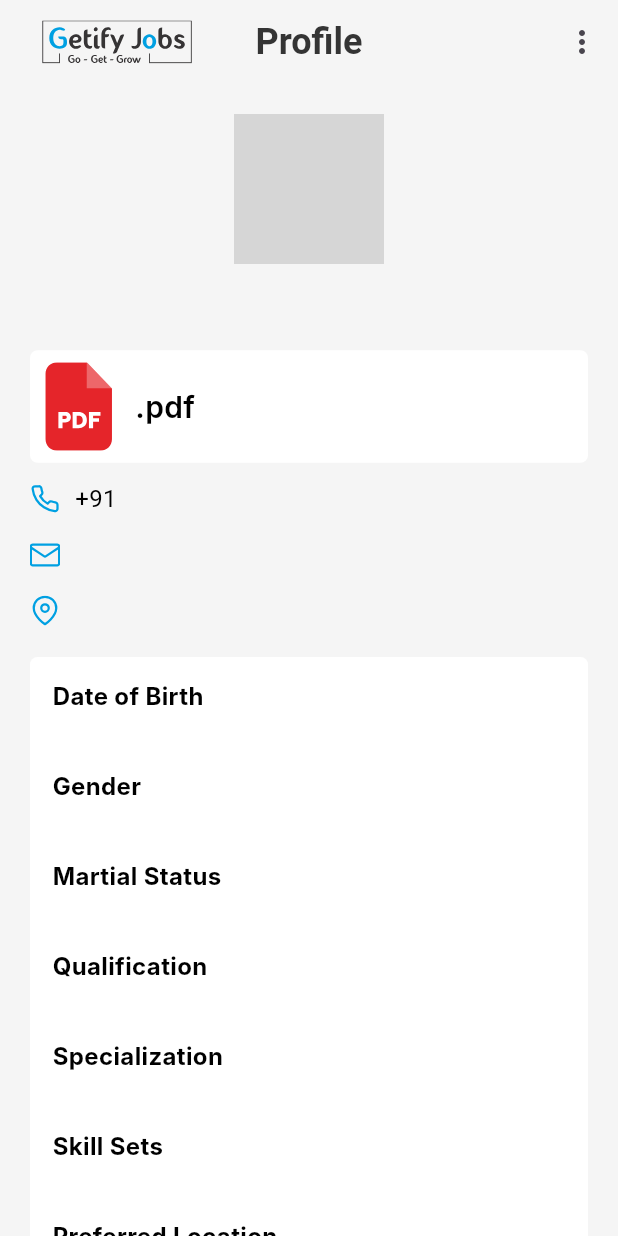
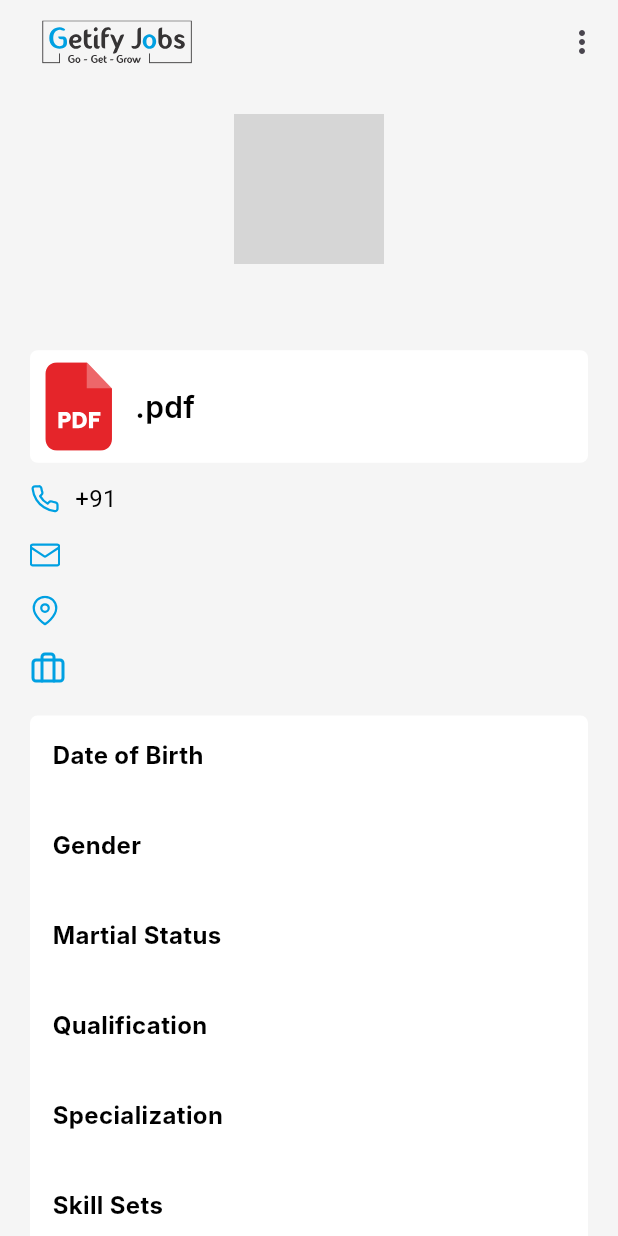
Before and after one commit to NivasKumaravel/getifyJobsCandidate, a Flutter app: the Profile_Screen screen opened directly, on a phone screen of 412 x 824 dp. Run offline on Flutter 3.47's test engine with Material 3 defaults, Android fonts, the phone set to English and light mode, and no system bars; our stand-ins replace dio, dotted_border, file_picker, firebase_core, firebase_messaging, flutter_easyloading and 16 more; missing offline and left inert: qr_code_scanner, razorpay_flutter, super_tag_editor; accounts and stored records are empty; network calls fail; Roboto replaces fonts that are missing (Inter, inter); project files that could hold a hidden picture were left out; grey boxes are pictures that could not be loaded.

Commit message:
Fixing bugs in the Candidate my applies screen, student applies screen, employeement screen, profile screen, job details screen

```diff
--- a/lib/Src/Candidate_Mobile_Screens/Home_DasBoard/My_Applies_Screen_Ui/Candidate_MyApplies_Screen/Candidate_MyApplies_Screen.dart
+++ b/lib/Src/Candidate_Mobile_Screens/Home_DasBoard/My_Applies_Screen_Ui/Candidate_MyApplies_Screen/Candidate_MyApplies_Screen.dart
@@ -100,7 +100,7 @@ class _Candidate_MyApplies_ScreenState
             statusBarIconBrightness: Brightness.dark // Status bar
             ),
         title: Text(
-          "My Applies",
+          "",
           style: LoginT,
         ),
         centerTitle: true,
--- a/lib/Src/Candidate_Mobile_Screens/Home_DasBoard/My_Applies_Screen_Ui/Student_MyApplies_Screen/Student_MyApplies_Screen.dart
+++ b/lib/Src/Candidate_Mobile_Screens/Home_DasBoard/My_Applies_Screen_Ui/Student_MyApplies_Screen/Student_MyApplies_Screen.dart
@@ -125,7 +125,7 @@ class _Student_MyApplies_ScreenState
             statusBarIconBrightness: Brightness.dark // Status bar
             ),
         title: Text(
-          "My Applies",
+          '',
           style: LoginT,
         ),
         centerTitle: true,
--- a/lib/Src/Candidate_Mobile_Screens/Home_DasBoard/Profile_Ui/Profile_Screen.dart
+++ b/lib/Src/Candidate_Mobile_Screens/Home_DasBoard/Profile_Ui/Profile_Screen.dart
@@ -41,7 +41,7 @@ class _Profile_ScreenState extends ConsumerState<Profile_Screen> {
 
 
   void _onShare(BuildContext context) async {
-    Share.share(CandidateProfileResponseData?.refferalUrl ?? "");
+    Share.share('https://play.google.com/store/apps/details?id=com.getifyjobs.candidate');
     // if (result.status == ShareResultStatus.success) {
     //   print('Thank you for sharing my website!');
     // }
@@ -169,7 +169,7 @@ class _Profile_ScreenState extends ConsumerState<Profile_Screen> {
         ],
         isLogoUsed: false,
         isTitleUsed: true,
-        title: "Profile",
+        title: "",
       ),
 
       body:
@@ -210,6 +210,10 @@ class _Profile_ScreenState extends ConsumerState<Profile_Screen> {
                 contactDetails(
                     ContactLogo: 'mapblue.svg',
                     Details: data?.data?.preferredLocation ?? ""),
+                contactDetails(
+                    ContactLogo: 'briefcaseactive.svg',
+                    Details: data?.data?.careerStatus ?? ""),
+
                 if (finalpercentage != null)
                   ProfileScreen(PercentageVal:   finalpercentage !,),
                 _detailInfo(data?.data),
@@ -309,11 +313,16 @@ class _Profile_ScreenState extends ConsumerState<Profile_Screen> {
               : _profileInformation(
                   title: 'Experience',
                   data: data?.experience ?? ""),
+          data?.startYear == null
+              ? Container()
+              : _profileInformation(
+                  title: 'Course Duration',
+                  data: "${data?.startYear ?? ""} - ${data?.endYear ?? ""}"),
           data?.collegeName == null
               ? Container()
               : _profileInformation(
-                  title: 'College Name',
-                  data: data?.collegeName ?? ""),
+              title: 'College Name',
+              data: data?.collegeName ?? ""),
           _profileInformation(
               title: 'Qualification',
               data: data?.qualification ?? ""),
@@ -342,8 +351,13 @@ class _Profile_ScreenState extends ConsumerState<Profile_Screen> {
                   title: 'Current Percentage',
                   data: data?.currentPercentage ?? ""),
           _profileInformation(
+              title: 'Address',
+              data: data?.address ?? ""),
+
+          _profileInformation(
               title: 'Preferred Location',
               data: data?.preferredLocation ?? ""),
+
           data?.currentSalary == null
               ? Container()
               : _profileInformation(
@@ -402,6 +416,7 @@ class _Profile_ScreenState extends ConsumerState<Profile_Screen> {
     return Padding(
       padding: const EdgeInsets.only(left: 15, right: 15),
       child: Column(
+        crossAxisAlignment: CrossAxisAlignment.start,
         children: [
           Container(
               alignment: Alignment.topLeft,
@@ -410,11 +425,15 @@ class _Profile_ScreenState extends ConsumerState<Profile_Screen> {
                 style: infoT,
               )),
           Container(
+            width: MediaQuery.sizeOf(context).width/1.2,
+
               margin: EdgeInsets.only(bottom: 15),
               alignment: Alignment.topLeft,
               child: Text(
                 data.toString(),
                 style: stxt,
+                maxLines: 2,
+                overflow: TextOverflow.ellipsis,
               ))
         ],
       ),
--- a/lib/Src/Candidate_Mobile_Screens/Job_Detail_Screens/Job_Details_Page.dart
+++ b/lib/Src/Candidate_Mobile_Screens/Job_Detail_Screens/Job_Details_Page.dart
@@ -352,14 +352,14 @@ class _Job_DetailsState extends ConsumerState<Job_Details> {
 
             jobDetailsData?.currentArrears == null
                 ? Container()
-                : jobDetailsData?.currentArrears == ''
+                : jobDetailsData?.currentArrears == null
                     ? Container()
                     : textWithheader(
                         headertxt: "Current Arrears",
                         subtxt: jobDetailsData?.currentArrears ?? ""),
             jobDetailsData?.historyOfArrears == null
                 ? Container()
-                : jobDetailsData?.historyOfArrears == ''
+                : jobDetailsData?.historyOfArrears == null
                     ? Container()
                     : textWithheader(
                         headertxt: "History of Arrears",
```
Also changed, not shown: lib/Src/Candidate_Mobile_Screens/Home_DasBoard/Profile_Ui/Employeement_History_Screen.dart (+0 -10 lines).
